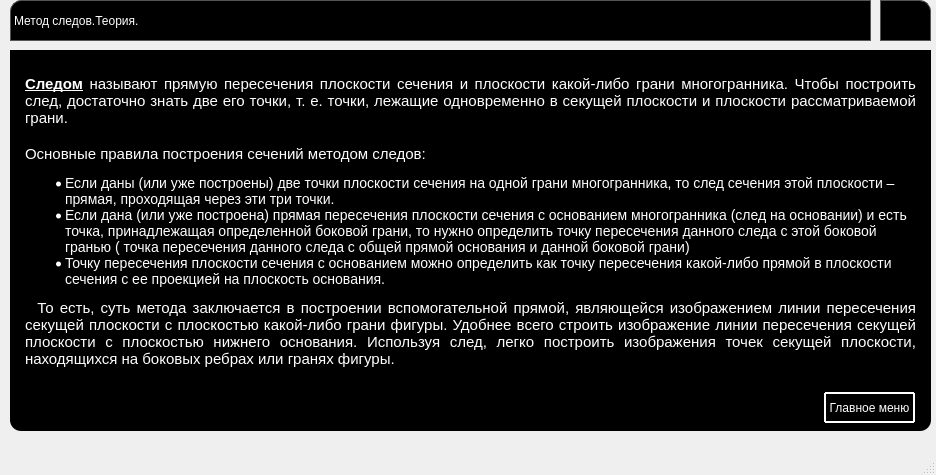
Old version of the form form1_t.ui in the repository leriia-meow/geometry.
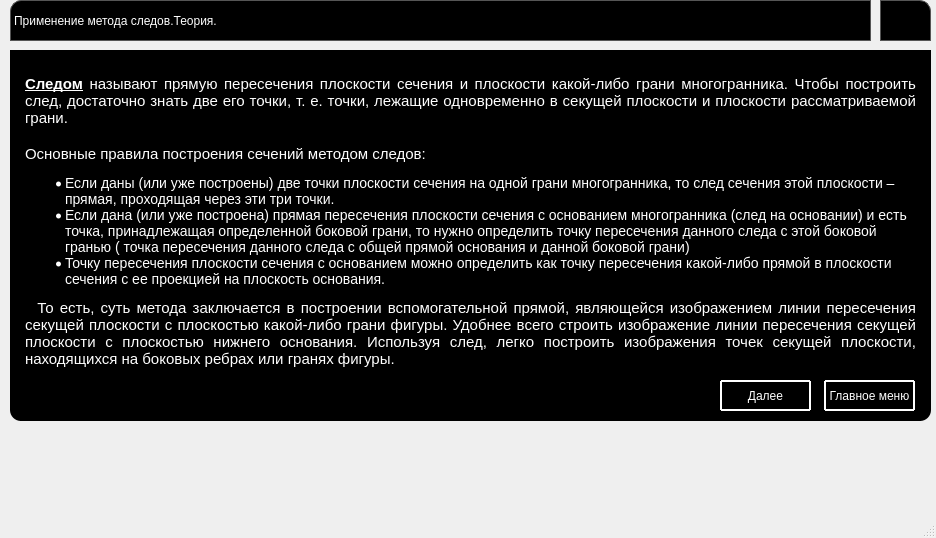
New version of the form. The open tabs and pages were chosen to show the change. Icons and pictures are not drawn.

The edit to the form file:
```diff
--- a/form1_t.ui
+++ b/form1_t.ui
@@ -7,7 +7,7 @@
     <x>0</x>
     <y>0</y>
     <width>936</width>
-    <height>475</height>
+    <height>538</height>
    </rect>
   </property>
   <property name="windowTitle">
@@ -75,7 +75,7 @@
 }</string>
     </property>
     <property name="text">
-     <string>Метод следов.Теория.</string>
+     <string>Применение метода следов.Теория.</string>
     </property>
    </widget>
    <widget class="QGroupBox" name="groupBox_2">
@@ -84,7 +84,7 @@
       <x>10</x>
       <y>50</y>
       <width>921</width>
-      <height>381</height>
+      <height>371</height>
      </rect>
     </property>
     <property name="styleSheet">
@@ -129,7 +129,7 @@
        <x>10</x>
        <y>10</y>
        <width>901</width>
-       <height>331</height>
+       <height>361</height>
       </rect>
      </property>
      <property name="styleSheet">
@@ -147,7 +147,7 @@
          <x>0</x>
          <y>10</y>
          <width>901</width>
-         <height>341</height>
+         <height>321</height>
         </rect>
        </property>
        <property name="styleSheet">
@@ -176,6 +176,33 @@
 &lt;p align=&quot;justify&quot; style=&quot; margin-top:0px; margin-bottom:12px; margin-left:0px; margin-right:0px; -qt-block-indent:0; text-indent:0px;&quot;&gt;&lt;span style=&quot; font-family:'georgia,serif'; font-size:11pt; font-weight:400; color:#ffffff;&quot;&gt;  То есть, суть метода заключается в построении вспомогательной прямой, являющейся изображением линии пересечения секущей плоскости с плоскостью какой-либо грани фигуры. Удобнее всего строить изображение линии пересечения секущей плоскости с плоскостью нижнего основания. Используя след, легко построить изображения точек секущей плоскости, находящихся на боковых ребрах или гранях фигуры. &lt;/span&gt;&lt;/p&gt;&lt;/body&gt;&lt;/html&gt;</string>
        </property>
       </widget>
+      <widget class="QPushButton" name="go1">
+       <property name="geometry">
+        <rect>
+         <x>700</x>
+         <y>320</y>
+         <width>91</width>
+         <height>31</height>
+        </rect>
+       </property>
+       <property name="styleSheet">
+        <string notr="true">QPushButton {
+  display: inline-block;
+  color: white;
+  text-decoration: none;
+  user-select: none;
+  outline: none;
+  border: 2px solid white;
+  border-radius: 1px;
+  transition: 0.2s;
+} 
+QPushButton:hover { background: rgba(255,255,255,.2); }
+QPushButton:pressed { background: white; }</string>
+       </property>
+       <property name="text">
+        <string>Далее</string>
+       </property>
+      </widget>
      </widget>
      <widget class="QWidget" name="page_2">
       <widget class="QLabel" name="label_2">
@@ -513,7 +540,7 @@
      <property name="geometry">
       <rect>
        <x>814</x>
-       <y>342</y>
+       <y>330</y>
        <width>91</width>
        <height>31</height>
       </rect>
```
Left out of the diff: 60 changed lines with no effect on the pictures.
